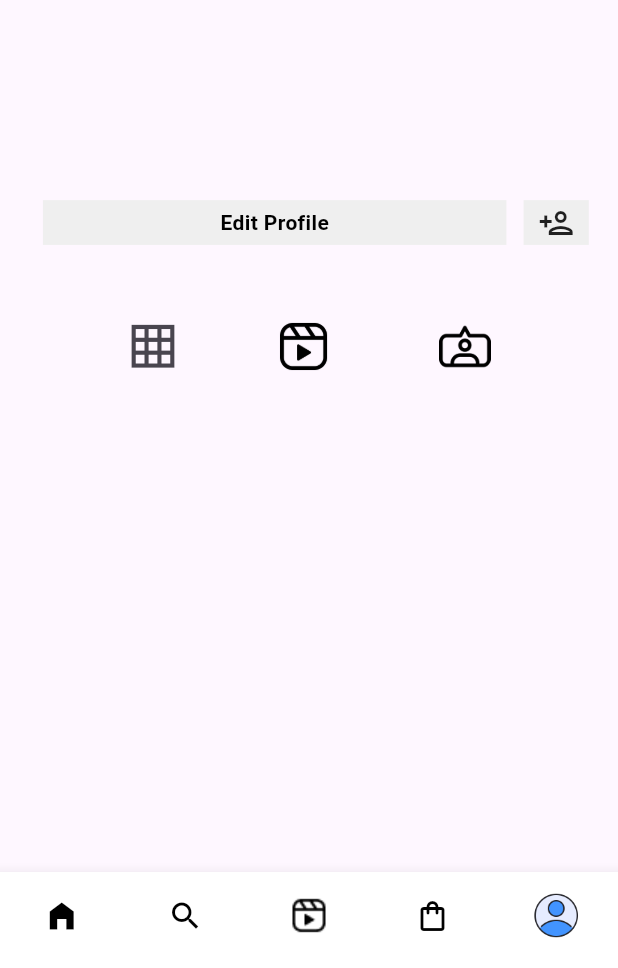
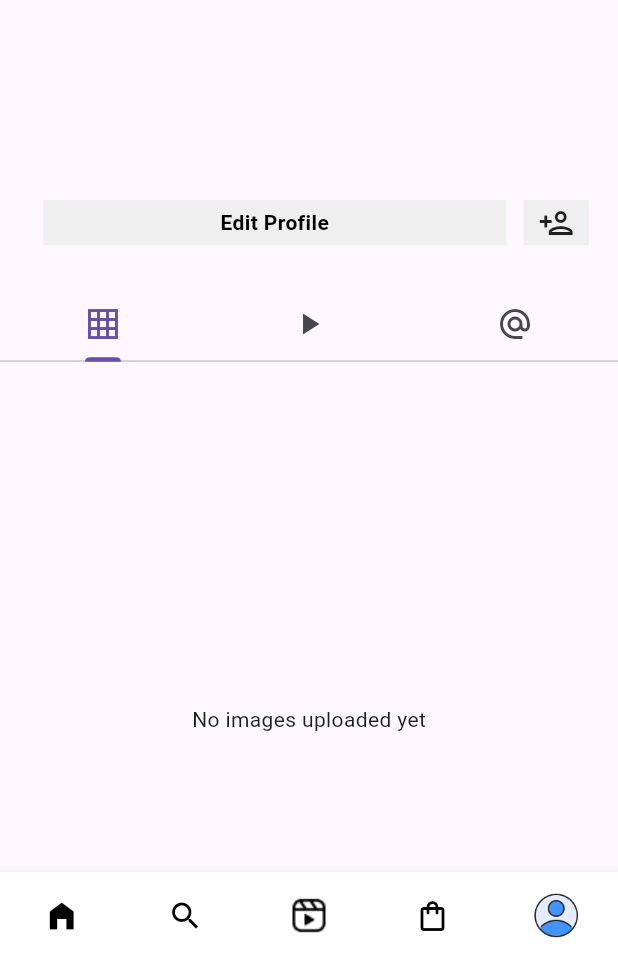
Before and after one commit to OMARH2002/Instagram_App_Mirror, a Flutter app: the ProfileScreen screen opened directly, after a tap on "Edit Profile", after a tap on "Cancel", on a phone screen of 412 x 824 dp, the part 268-1236 px from its top. Run offline on Flutter 3.47's test engine with Material 3 defaults, Android fonts, the phone set to English and light mode, and no system bars; our stand-ins replace cached_network_image, chewie, cloud_firestore, firebase_auth, firebase_core, firebase_storage and 5 more; accounts and stored records are empty; network calls fail.

Commit message:
final update

```diff
--- a/lib/UI/PROFILE SCREENS/PROFILE_SCREEN.dart
+++ b/lib/UI/PROFILE SCREENS/PROFILE_SCREEN.dart
@@ -1,14 +1,13 @@
-
 import 'package:flutter/material.dart';
 import 'package:flutter_bloc/flutter_bloc.dart';
 import 'package:flutter_screenutil/flutter_screenutil.dart';
 import 'package:instagram_duplicate_app/LOGIC/USER_PROFILE_PAGE/cubit.dart';
 import 'package:instagram_duplicate_app/LOGIC/USER_PROFILE_PAGE/state.dart';
 import 'package:instagram_duplicate_app/UI/PROFILE%20SCREENS/CREATE_USER_PROFILE.dart';
+import 'package:instagram_duplicate_app/UI/WIDGETS/User%20Images.dart';
 import 'package:instagram_duplicate_app/UI/WIDGETS/signout.dart';
 import 'package:instagram_duplicate_app/themes/themes.dart';
 import 'package:provider/provider.dart';
-
 
 
 class ProfileScreen extends StatefulWidget {
@@ -18,47 +17,58 @@ class ProfileScreen extends StatefulWidget {
   State<ProfileScreen> createState() => _ProfileScreenState();
 }
 
-class _ProfileScreenState extends State<ProfileScreen> {
+class _ProfileScreenState extends State<ProfileScreen> with SingleTickerProviderStateMixin {
   String name = "Enter Name..."; // Default text before fetching
   String username = "Loading..."; // Default text before fetching
   String category = "Category/Genre text"; // Default text before fetching
   String bio = "biography"; // Default text before fetching
   String website = "Link Goes Here";
-  String avatar = "https://via.placeholder.com/150";// Default text before fetching
+  String avatar = "https://via.placeholder.com/150"; // Default text before fetching
 
+  late TabController _tabController;
+
+  @override
+  void initState() {
+    super.initState();
+    _tabController = TabController(length: 3, vsync: this); // Initialize the TabController
+  }
+
+  @override
+  void dispose() {
+    _tabController.dispose(); // Dispose the TabController
+    super.dispose();
+  }
 
   @override
   Widget build(BuildContext context) {
-    return BlocProvider(create: (context) => UserPageCubit()..fetchUserProfile(),
-      child: BlocConsumer<UserPageCubit,UserPageStates>
-        (listener: (context, state) {
+    return BlocProvider(
+      create: (context) => UserPageCubit()..fetchUserProfile(),
+      child: BlocConsumer<UserPageCubit, UserPageStates>(
+        listener: (context, state) {
           if (state is UserPageSuccessState) {
             setState(() {
-            name  = state.name;
+              name = state.name;
               username = state.username;
               category = state.category;
               bio = state.bio;
               website = state.website;
               avatar = state.avatar;
-
             });
           }
         },
-          builder: (context, state){
+        builder: (context, state) {
           return Scaffold(
             appBar: AppBar(
               toolbarHeight: 56.h,
               title: Text(username, style: TextStyle(fontSize: 20.sp)),
               backgroundColor: Colors.red,
-
               actions: [
-
-                    IconButton(onPressed: (){
+                IconButton(
+                  onPressed: () {
                     Provider.of<ThemeNotifier>(context, listen: false).toggleTheme();
-                    }, icon: Icon(Icons.dark_mode)),
-
-
-
+                  },
+                  icon: Icon(Icons.dark_mode),
+                ),
                 IconButton(
                   onPressed: () {
                     showSignOutMenu(context); // Call the function from the separate file
@@ -70,14 +80,13 @@ class _ProfileScreenState extends State<ProfileScreen> {
             body: SingleChildScrollView(
               child: Column(
                 children: [
-                      SizedBox(height: 15.h,),
+                  SizedBox(height: 15.h),
                   Row(
                     mainAxisAlignment: MainAxisAlignment.center,
                     children: [
                       Container(
-                            width: 80.w,  // Adjust size for the outer border
+                        width: 80.w, // Adjust size for the outer border
                         height: 80.h,
-
                         decoration: BoxDecoration(
                           shape: BoxShape.circle,
                           gradient: LinearGradient(
@@ -86,132 +95,125 @@ class _ProfileScreenState extends State<ProfileScreen> {
                             end: Alignment.bottomRight,
                           ),
                         ),
-
                         child: Padding(
                           padding: EdgeInsets.all(5.r), // Border thickness
                           child: CircleAvatar(
                             radius: 30.r,
                             // Actual avatar size
-                                backgroundImage:NetworkImage(avatar) ,
+                            backgroundImage: NetworkImage(avatar),
                           ),
                         ),
                       ),
-
-                          SizedBox(width: 45.w ,),
+                      SizedBox(width: 45.w),
                       Column(
-                            children: [Text('0'),
+                        children: [
+                          Text('0'),
                           Text("Posts"),
                         ],
-
                       ),
-                          SizedBox(width: 15.w,),
-
+                      SizedBox(width: 15.w),
                       Column(
-                            children: [Text('0'),
+                        children: [
+                          Text('0'),
                           Text("Followers"),
                         ],
-
                       ),
-                          SizedBox(width: 15.w,),
+                      SizedBox(width: 15.w),
                       Column(
-                            children: [Text('0'),
+                        children: [
+                          Text('0'),
                           Text("Following"),
                         ],
                       ),
-
                     ],
                   ),
-                      SizedBox        (height: 10.h,),
+                  SizedBox(height: 10.h),
                   Row(
-
                     children: [
-                          SizedBox(width: 10.w,),
+                      SizedBox(width: 10.w),
                       Column(
                         crossAxisAlignment: CrossAxisAlignment.start,
                         children: [
-                              Text(name,style: TextStyle(fontWeight: FontWeight.bold),),
-                              SizedBox(height: 5.h,),
+                          Text(name, style: TextStyle(fontWeight: FontWeight.bold)),
+                          SizedBox(height: 5.h),
                           Text(category),
-                              SizedBox(height: 5.h,),
+                          SizedBox(height: 5.h),
                           Text(bio),
-                              SizedBox(height: 5.h,),
+                          SizedBox(height: 5.h),
                           Text(website),
-                            ],)
                         ],
                       ),
-                      SizedBox(height: 15.h,),
-
+                    ],
+                  ),
+                  SizedBox(height: 15.h),
                   Row(
-
                     children: [
-                          SizedBox(height: 15.h,width: 25.w,),
-
-                          InkWell(onTap: (){
-                            Navigator.pushReplacement(context, MaterialPageRoute(builder: (context) => CreateusersProfile(),));
-
+                      SizedBox(height: 15.h, width: 25.w),
+                      InkWell(
+                        onTap: () {
+                          Navigator.pushReplacement(
+                            context,
+                            MaterialPageRoute(
+                              builder: (context) => CreateusersProfile(),
+                            ),
+                          );
                         },
-
                         child: Container(
                           width: 270.w,
                           height: 25.h,
                           color: Color(0xFFEFEFEF),
                           child: Center(
-                                child: Text("Edit Profile",style: TextStyle(color: Colors.black,fontWeight: FontWeight.bold),
+                            child: Text(
+                              "Edit Profile",
+                              style: TextStyle(color: Colors.black, fontWeight: FontWeight.bold),
                             ),
                           ),
                         ),
                       ),
-                          SizedBox(width: 10.w,),
-
-                          InkWell(onTap: (){
-
-                          },
+                      SizedBox(width: 10.w),
+                      InkWell(
+                        onTap: () {},
                         child: Container(
                           width: 38.w,
                           height: 25.h,
                           color: Color(0xFFEFEFEF),
-                              child: Icon(Icons.person_add_outlined),),
-                          )],
-
+                          child: Icon(Icons.person_add_outlined),
                         ),
-                      SizedBox(height: 25.h,),
-
-
-
-
-
-                      SizedBox(height: 10.h,),
-                      Row(
-                        mainAxisAlignment: MainAxisAlignment.center,  // Center the icons
-                        children: [
-                          IconButton(
-                            onPressed: (){},
-                            icon: Icon(Icons.grid_on_sharp),
-                            iconSize: 30.r,
-                          ),
-                          SizedBox(width: 50),
-                          IconButton(
-                            onPressed: (){},
-                            icon: Image(image: AssetImage("assets/ICONS/play_icon.png"), width: 30.w, height: 30.h),
-                          ),
-                          SizedBox(width: 50.w),
-                          IconButton(
-                            onPressed: (){},
-                            icon: Image(image: AssetImage("assets/ICONS/mention_icon.png"), width: 30.w, height: 30.h),
                       ),
                     ],
-                      )
-
-
-
-
-
+                  ),
+                  SizedBox(height: 25.h),
+                  // Add TabBar
+                  TabBar(
+                    controller: _tabController,
+                    tabs: const [
+                      Tab(icon: Icon(Icons.grid_on_sharp)), // Grid view
+                      Tab(icon: Icon(Icons.play_arrow)), // Play view
+                      Tab(icon: Icon(Icons.alternate_email)), // Mention view
                     ],
                   ),
-                )
+                  // Add TabBarView
+                  SizedBox(
+                    height: 400.h, // Adjust height as needed
+                    child: TabBarView(
+                      controller: _tabController,
+                      children: [
+                        // Grid view (UserProfileImages)
+                        UserProfileImages(),
+
+                        // Play view (Placeholder)
+                        Center(child: Text("Play View")),
+
+                        // Mention view (Placeholder)
+                        Center(child: Text("Mention View")),
+                      ],
+                    ),
+                  ),
+                ],
+              ),
+            ),
           );
-
-          }
+        },
       ),
     );
   }
--- /dev/null
+++ b/lib/UI/WIDGETS/User Images.dart
@@ -0,0 +1,52 @@
+import 'package:flutter/material.dart';
+import 'package:cloud_firestore/cloud_firestore.dart';
+import 'package:firebase_auth/firebase_auth.dart';
+
+class UserProfileImages extends StatelessWidget {
+  const UserProfileImages({super.key});
+
+  @override
+  Widget build(BuildContext context) {
+    final userId = FirebaseAuth.instance.currentUser?.uid;
+    if (userId == null) {
+      return const Center(child: Text('User not logged in'));
+    }
+
+    return StreamBuilder<QuerySnapshot>(
+      stream: FirebaseFirestore.instance
+          .collection('posts')
+          .where('userId', isEqualTo: userId)
+          .orderBy('timestamp', descending: true)
+          .snapshots(),
+      builder: (context, snapshot) {
+        if (snapshot.connectionState == ConnectionState.waiting) {
+          return const Center(child: CircularProgressIndicator());
+        }
+
+        if (!snapshot.hasData || snapshot.data!.docs.isEmpty) {
+          return const Center(child: Text('No images uploaded yet'));
+        }
+
+        final posts = snapshot.data!.docs;
+
+        return GridView.builder(
+          gridDelegate: const SliverGridDelegateWithFixedCrossAxisCount(
+            crossAxisCount: 3, // 3 images per row
+            crossAxisSpacing: 2,
+            mainAxisSpacing: 2,
+          ),
+          itemCount: posts.length,
+          itemBuilder: (context, index) {
+            final post = posts[index].data() as Map<String, dynamic>;
+            final imageUrl = post['imageUrl'] as String;
+
+            return Image.network(
+              imageUrl,
+              fit: BoxFit.cover,
+            );
+          },
+        );
+      },
+    );
+  }
+}
```
Also changed, not shown: 4 other files. Lines whose indentation alone changed are shown as unchanged.
